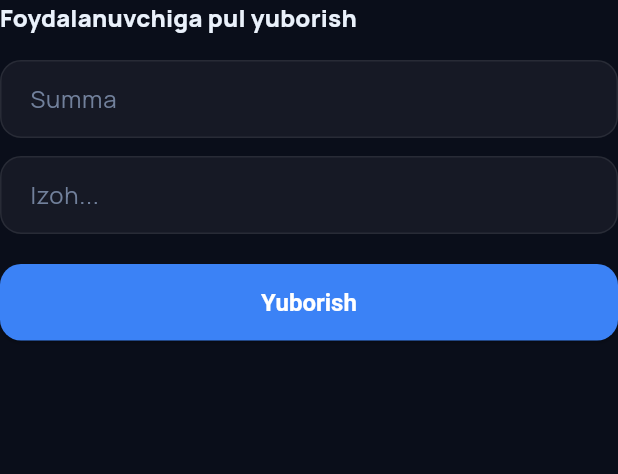
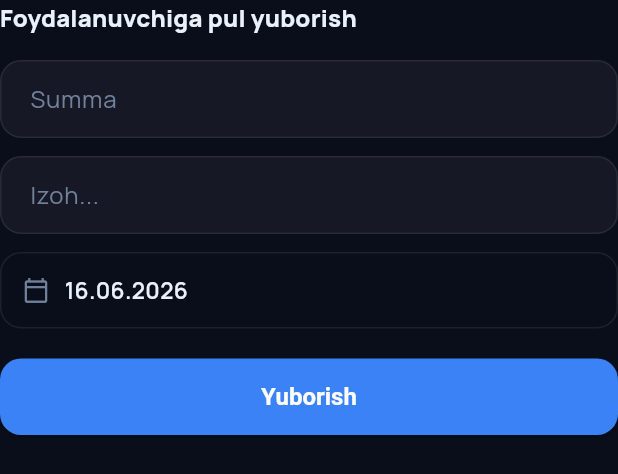
Before and after one commit to Bekzod131313/Prorab, a Flutter app: the _SendMoneySheet widget shown alone on an empty page, opened directly with empty values, on a phone screen of 412 x 824 dp. Shown: the top 474 px of the screen. Run offline on Flutter 3.47's test engine with Material 3 defaults, Android fonts, the phone set to English and light mode, and no system bars; our stand-ins replace google_fonts, share_plus, shared_preferences, supabase_flutter; accounts and stored records are empty.

```diff
--- a/flutter_app/lib/screens/project_detail_screen.dart
+++ b/flutter_app/lib/screens/project_detail_screen.dart
@@ -412,6 +412,7 @@ class _ProjectDetailScreenState extends State<ProjectDetailScreen> {
         kategoriya: 'ishchi',
         izoh: result['izoh'] as String?,
         toUserId: member.userId,
+        txDate: result['txDate'] as DateTime?,
       );
       if (!mounted) return;
       ScaffoldMessenger.of(context).showSnackBar(
@@ -1296,6 +1297,7 @@ class _SendMoneySheet extends StatefulWidget {
 class _SendMoneySheetState extends State<_SendMoneySheet> {
   final _amountCtrl = TextEditingController();
   final _noteCtrl = TextEditingController();
+  DateTime _txDate = DateTime.now();
 
   @override
   Widget build(BuildContext context) {
@@ -1318,6 +1320,35 @@ class _SendMoneySheetState extends State<_SendMoneySheet> {
           controller: _noteCtrl,
           decoration: const InputDecoration(hintText: 'Izoh...'),
         ),
+        const SizedBox(height: 12),
+        InkWell(
+          onTap: () async {
+            final picked = await showDatePicker(
+              context: context,
+              initialDate: _txDate,
+              firstDate: DateTime(2020),
+              lastDate: DateTime.now().add(const Duration(days: 1)),
+            );
+            if (picked != null) setState(() => _txDate = picked);
+          },
+          child: Container(
+            padding: const EdgeInsets.symmetric(horizontal: 14, vertical: 14),
+            decoration: BoxDecoration(
+              border: Border.all(color: AppColors.border),
+              borderRadius: BorderRadius.circular(14),
+            ),
+            child: Row(
+              children: [
+                const Icon(Icons.calendar_today_outlined, size: 18, color: AppColors.muted),
+                const SizedBox(width: 10),
+                Text(
+                  DateFormat('dd.MM.yyyy').format(_txDate),
+                  style: const TextStyle(fontSize: 15, fontWeight: FontWeight.w600),
+                ),
+              ],
+            ),
+          ),
+        ),
         const SizedBox(height: 20),
         ElevatedButton(
           onPressed: () {
@@ -1326,6 +1357,7 @@ class _SendMoneySheetState extends State<_SendMoneySheet> {
             Navigator.of(context).pop({
               'amount': amount,
               'izoh': _noteCtrl.text.trim().isNotEmpty ? _noteCtrl.text.trim() : null,
+              'txDate': _txDate,
             });
           },
           child: const Text('Yuborish'),
```
